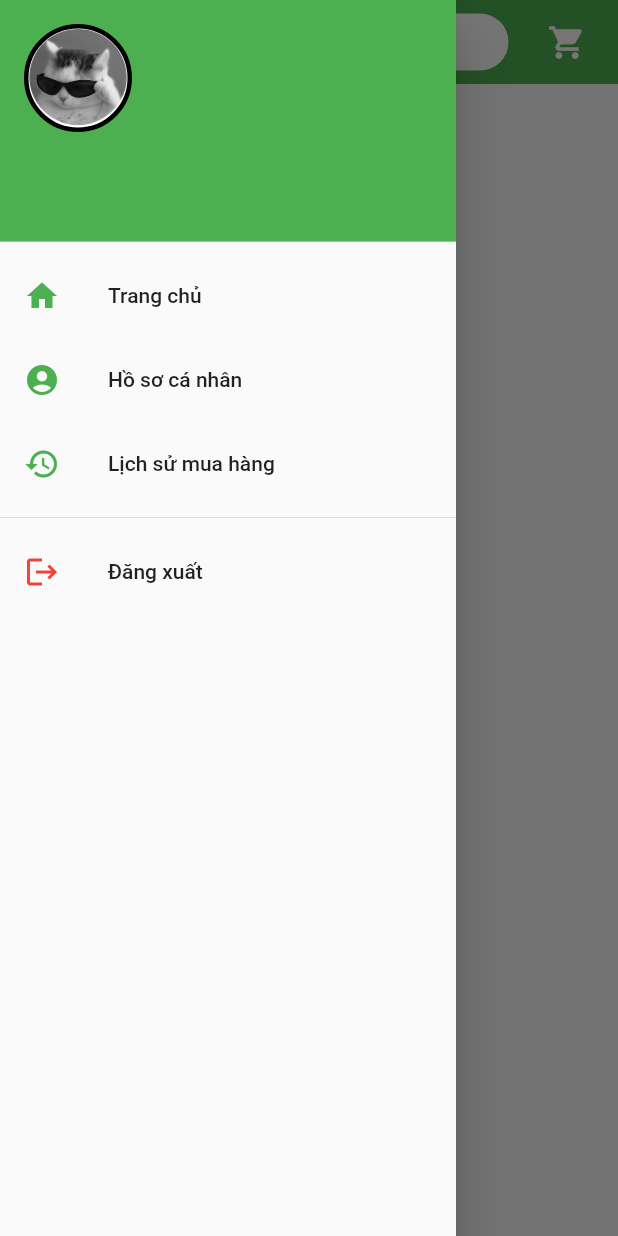
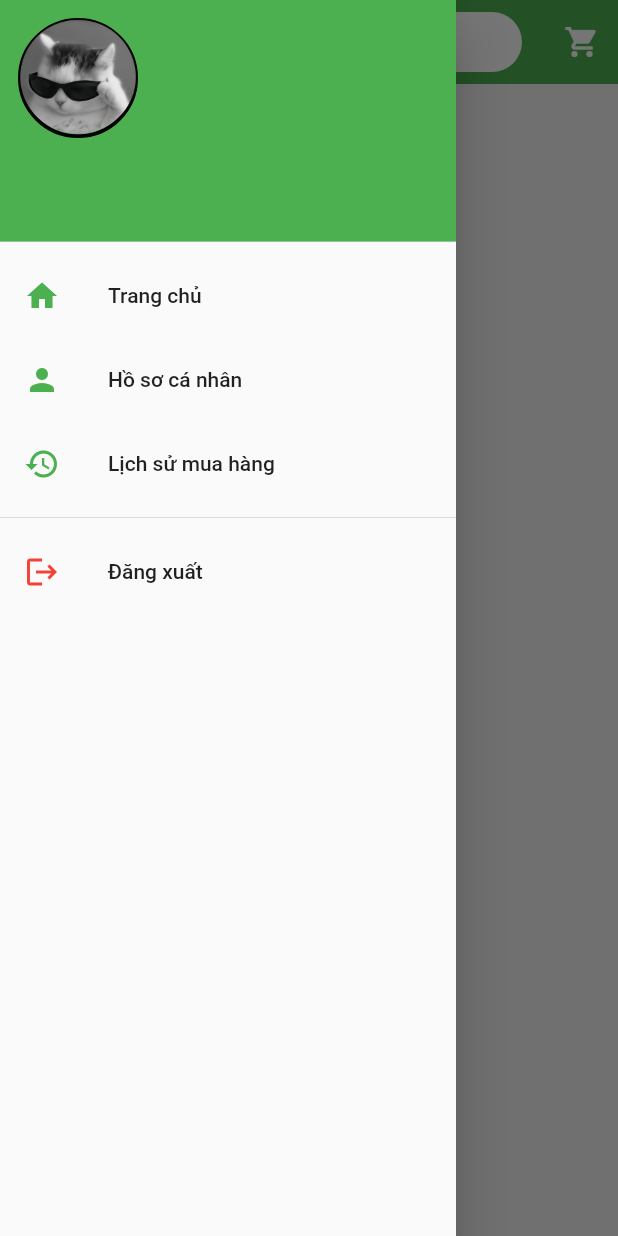
Before and after one commit to sangSS123/Cuoi_ky, a Flutter app: the HomeScreen screen opened by its route, with the side drawer open, on a phone screen of 412 x 824 dp. Run offline on Flutter 3.47's test engine with Material 3 defaults, Android fonts, the phone set to English and light mode, and no system bars; our stand-ins replace cloud_firestore, firebase_auth, firebase_core; accounts and stored records are empty.

Commit message:
sửa giao diện

```diff
--- a/lib/screens/home_screen.dart
+++ b/lib/screens/home_screen.dart
@@ -33,9 +33,11 @@ class _HomeScreenState extends State<HomeScreen> {
   @override
   void initState() {
     super.initState();
+    // Cập nhật giỏ hàng khi vào app
     Future.microtask(() => context.read<CartProvider>().fetchAndSetCart());
   }
 
+  // Chuyển đổi ID danh mục sang tên hiển thị
   String formatCategory(String? id) {
     if (id == 'cay_an_la') return 'Rau';
     if (id == 'cay_an_qua') return 'Cây ăn quả';
@@ -45,61 +47,64 @@ class _HomeScreenState extends State<HomeScreen> {
   @override
   Widget build(BuildContext context) {
     return Scaffold(
+      backgroundColor: Colors.grey[100],
       appBar: AppBar(
         backgroundColor: Colors.green,
         elevation: 0,
-        title: Container(
-          height: 38,
+        title: _buildSearchField(),
+        actions: [_buildCartBadge()],
+      ),
+      drawer: _buildDrawer(),
+      body: Column(
+        children: [
+          _buildCategorySlider(),
+          Expanded(child: _buildProductGrid()),
+        ],
+      ),
+    );
+  }
+
+  // --- WIDGET: THANH TÌM KIẾM TRÊN APPBAR ---
+  Widget _buildSearchField() {
+    return Container(
+      height: 40,
       decoration: BoxDecoration(
         color: Colors.white,
         borderRadius: BorderRadius.circular(20),
       ),
       child: TextField(
         onChanged: (v) => setState(() => searchQuery = v.toLowerCase()),
-            textAlignVertical:
-                TextAlignVertical.center, // Căn giữa chữ theo chiều dọc
+        textAlignVertical: TextAlignVertical.center,
         decoration: const InputDecoration(
           hintText: "Tìm hạt giống...",
-              hintStyle: TextStyle(fontSize: 14, color: Colors.grey),
-              prefixIcon: Icon(Icons.search, color: Colors.green, size: 20),
+          prefixIcon: Icon(Icons.search, color: Colors.green, size: 22),
           border: InputBorder.none,
-              // Điều chỉnh padding để không bị lệch
-              contentPadding: EdgeInsets.symmetric(vertical: 8),
-              isDense: true,
+          contentPadding: EdgeInsets.symmetric(horizontal: 10),
         ),
       ),
-        ),
-        actions: [
-          Consumer<CartProvider>(
+    );
+  }
+
+  // --- WIDGET: ICON GIỎ HÀNG CÓ SỐ LƯỢNG ---
+  Widget _buildCartBadge() {
+    return Consumer<CartProvider>(
       builder: (context, cart, child) => IconButton(
         icon: Badge(
-                label: Text(
-                  cart.itemCount.toString(),
-                  style: const TextStyle(
-                    fontSize: 10,
-                    color: Colors.white,
-                    fontWeight: FontWeight.bold,
-                  ),
-                ),
+          label: Text(cart.itemCount.toString()),
           isLabelVisible: cart.itemCount > 0,
-                backgroundColor: Colors.red,
-                alignment: const AlignmentDirectional(10, -8),
-                child: const Icon(
-                  Icons.shopping_cart,
-                  color: Colors.white,
-                  size: 26,
-                ),
+          child: const Icon(Icons.shopping_cart, color: Colors.white),
         ),
         onPressed: () => Navigator.push(
           context,
           MaterialPageRoute(builder: (context) => const CartScreen()),
         ),
       ),
-          ),
-          const SizedBox(width: 10),
-        ],
-      ),
-      drawer: Drawer(
+    );
+  }
+
+  // --- WIDGET: DRAWER CÓ AVATAR "LÒI KHUNG" ---
+  Widget _buildDrawer() {
+    return Drawer(
       child: StreamBuilder<DocumentSnapshot>(
         stream: FirebaseFirestore.instance
             .collection('users')
@@ -107,13 +112,10 @@ class _HomeScreenState extends State<HomeScreen> {
             .snapshots(),
         builder: (context, snapshot) {
           String name = "Người dùng";
-            String avatarUrl = "";
           String role = "user";
-
           if (snapshot.hasData && snapshot.data!.exists) {
             var data = snapshot.data!.data() as Map<String, dynamic>;
             name = data['fullname'] ?? "Người dùng";
-              avatarUrl = data['avatar'] ?? "";
             role = data['role'] ?? "user";
           }
 
@@ -130,71 +132,61 @@ class _HomeScreenState extends State<HomeScreen> {
                   ),
                 ),
                 accountEmail: Text(user?.email ?? ""),
-                  currentAccountPicture: Center(
-                    child: Container(
-                      width: 75,
-                      height: 75,
+                // PHẦN AVATAR ĐỘC LẬP VỚI KHUNG
+                currentAccountPicture: OverflowBox(
+                  minWidth: 0,
+                  minHeight: 0,
+                  maxWidth: double.infinity,
+                  maxHeight: double.infinity,
+                  child: Stack(
+                    alignment: Alignment.center,
+                    clipBehavior: Clip.none, // Cho phép ảnh lòi ra ngoài Stack
+                    children: [
+                      // 1. Khung viền trắng (Cố định 80x80)
+                      Container(
+                        width: 80,
+                        height: 80,
                         decoration: BoxDecoration(
                           shape: BoxShape.circle,
-                        color: Colors.white,
-                        border: Border.all(color: Colors.black, width: 3),
+                          border: Border.all(color: Colors.black, width: 2.5),
                         ),
-                      child: OverflowBox(
-                        maxWidth: double.infinity,
-                        maxHeight: double.infinity,
-                        child: ClipOval(
-                          child: avatarUrl.isNotEmpty
-                              ? Image.network(
-                                  avatarUrl,
-                                  width: 95,
-                                  height: 95,
-                                  fit: BoxFit.cover,
-                                )
-                              : Image.asset(
+                      ),
+                      // 2. Avatar Mèo (Chỉnh size ở đây để thấy hiệu ứng lòi khung)
+                      ClipOval(
+                        child: Image.asset(
                           'assets/user_avatar.png',
-                                  width: 95,
-                                  height: 95,
+                          width:
+                              113, // Bạn có thể chỉnh lên 150, 200 để thấy nó lòi ra rõ rệt
+                          height: 113,
                           fit: BoxFit.cover,
                         ),
                       ),
+                    ],
                   ),
                 ),
               ),
+              _drawerTile(
+                Icons.home,
+                "Trang chủ",
+                () => Navigator.pop(context),
               ),
-                ListTile(
-                  leading: const Icon(Icons.home, color: Colors.green),
-                  title: const Text("Trang chủ"),
-                  onTap: () => Navigator.pop(context),
+              _drawerTile(
+                Icons.person,
+                "Hồ sơ cá nhân",
+                () => Navigator.push(
+                  context,
+                  MaterialPageRoute(builder: (c) => const ProfileScreen()),
                 ),
-                ListTile(
-                  leading: const Icon(
-                    Icons.account_circle,
-                    color: Colors.green,
               ),
-                  title: const Text("Hồ sơ cá nhân"),
-                  onTap: () {
-                    Navigator.pop(context);
-                    Navigator.push(
+              _drawerTile(
+                Icons.history,
+                "Lịch sử mua hàng",
+                () => Navigator.push(
                   context,
-                      MaterialPageRoute(
-                        builder: (context) => const ProfileScreen(),
+                  MaterialPageRoute(builder: (c) => const HistoryScreen()),
                 ),
-                    );
-                  },
               ),
-                ListTile(
-                  leading: const Icon(Icons.history, color: Colors.green),
-                  title: const Text("Lịch sử mua hàng"),
-                  onTap: () {
-                    Navigator.pop(context);
-                    Navigator.push(
-                      context,
-                      MaterialPageRoute(
-                        builder: (context) => const HistoryScreen(),
-                      ),
-                    );
-                  },
-                ),
+
               if (role == 'admin') ...[
                 const Divider(),
                 const Padding(
@@ -208,82 +200,80 @@ class _HomeScreenState extends State<HomeScreen> {
                     ),
                   ),
                 ),
-                  ListTile(
-                    leading: const Icon(Icons.inventory, color: Colors.orange),
-                    title: const Text("Quản lý mặt hàng"),
-                    onTap: () {
-                      Navigator.pop(context);
-                      Navigator.push(
+                _drawerTile(
+                  Icons.inventory,
+                  "Quản lý mặt hàng",
+                  () => Navigator.push(
+                    context,
+                    MaterialPageRoute(builder: (c) => const AdminProductList()),
+                  ),
+                  color: Colors.orange,
+                ),
+                _drawerTile(
+                  Icons.assignment,
+                  "Quản lý đơn hàng",
+                  () => Navigator.push(
                     context,
                     MaterialPageRoute(
-                          builder: (context) => const AdminProductList(),
+                      builder: (c) => const AdminOrdersScreen(),
                     ),
-                      );
-                    },
                   ),
-                  ListTile(
-                    leading: const Icon(Icons.assignment, color: Colors.orange),
-                    title: const Text("Quản lý đơn hàng"),
-                    onTap: () {
-                      Navigator.pop(context);
-                      Navigator.push(
+                  color: Colors.orange,
+                ),
+                _drawerTile(
+                  Icons.people,
+                  "Quản lý người dùng",
+                  () => Navigator.push(
                     context,
                     MaterialPageRoute(
-                          builder: (context) => const AdminOrdersScreen(),
+                      builder: (c) => const AdminUserManagement(),
                     ),
-                      );
-                    },
                   ),
-                  ListTile(
-                    leading: const Icon(Icons.people, color: Colors.blue),
-                    title: const Text("Quản lý người dùng"),
-                    onTap: () {
-                      Navigator.pop(context);
-                      Navigator.push(
+                  color: Colors.blue,
+                ),
+                _drawerTile(
+                  Icons.bar_chart,
+                  "Thống kê doanh thu",
+                  () => Navigator.push(
                     context,
                     MaterialPageRoute(
-                          builder: (context) => const AdminUserManagement(),
+                      builder: (c) => const RevenueStatsScreen(),
                     ),
-                      );
-                    },
                   ),
-                  ListTile(
-                    leading: const Icon(Icons.bar_chart, color: Colors.purple),
-                    title: const Text("Thống kê doanh thu"),
-                    onTap: () {
-                      Navigator.pop(context);
-                      Navigator.push(
-                        context,
-                        MaterialPageRoute(
-                          builder: (context) => const RevenueStatsScreen(),
-                        ),
-                      );
-                    },
+                  color: Colors.purple,
                 ),
               ],
               const Divider(),
-                ListTile(
-                  leading: const Icon(Icons.logout, color: Colors.red),
-                  title: const Text("Đăng xuất"),
-                  onTap: () async {
+              _drawerTile(Icons.logout, "Đăng xuất", () async {
                 await FirebaseAuth.instance.signOut();
-                    if (!mounted) return;
                 Navigator.pushReplacement(
                   context,
-                      MaterialPageRoute(
-                        builder: (context) => const WelcomeScreen(),
-                      ),
+                  MaterialPageRoute(builder: (c) => const WelcomeScreen()),
                 );
-                  },
-                ),
+              }, color: Colors.red),
             ],
           );
         },
       ),
-      ),
-      body: Column(
-        children: [
-          Container(
+    );
+  }
+
+  Widget _drawerTile(
+    IconData icon,
+    String title,
+    VoidCallback onTap, {
+    Color color = Colors.green,
+  }) {
+    return ListTile(
+      leading: Icon(icon, color: color),
+      title: Text(title),
+      onTap: onTap,
+    );
+  }
+
+  // --- WIDGET: THANH CHỌN DANH MỤC (CHIPS) ---
+  Widget _buildCategorySlider() {
+    return Container(
       height: 60,
       padding: const EdgeInsets.symmetric(vertical: 10),
       child: ListView.builder(
@@ -301,18 +291,19 @@ class _HomeScreenState extends State<HomeScreen> {
               labelStyle: TextStyle(
                 color: isSelected ? Colors.white : Colors.black,
               ),
-                    onSelected: (bool selected) =>
+              onSelected: (val) =>
                   setState(() => selectedCategory = categories[index]),
             ),
           );
         },
       ),
-          ),
-          Expanded(
-            child: StreamBuilder<QuerySnapshot>(
-              stream: FirebaseFirestore.instance
-                  .collection('products')
-                  .snapshots(),
+    );
+  }
+
+  // --- WIDGET: LƯỚI SẢN PHẨM 2 CỘT ---
+  Widget _buildProductGrid() {
+    return StreamBuilder<QuerySnapshot>(
+      stream: FirebaseFirestore.instance.collection('products').snapshots(),
       builder: (context, snapshot) {
         if (!snapshot.hasData)
           return const Center(child: CircularProgressIndicator());
@@ -320,29 +311,35 @@ class _HomeScreenState extends State<HomeScreen> {
         var docs = snapshot.data!.docs.where((d) {
           var data = d.data() as Map<String, dynamic>;
           String name = (data['name'] ?? "").toString().toLowerCase();
-                  String categoryName = formatCategory(data['id_category']);
           return name.contains(searchQuery) &&
               (selectedCategory == "Tất cả" ||
-                          categoryName == selectedCategory);
+                  formatCategory(data['id_category']) == selectedCategory);
         }).toList();
 
         return GridView.builder(
-                  padding: const EdgeInsets.all(10),
+          padding: const EdgeInsets.all(12),
           gridDelegate: const SliverGridDelegateWithFixedCrossAxisCount(
-                    crossAxisCount: 3,
-                    childAspectRatio: 0.58,
-                    crossAxisSpacing: 10,
-                    mainAxisSpacing: 10,
+            crossAxisCount: 2,
+            childAspectRatio: 0.72,
+            crossAxisSpacing: 12,
+            mainAxisSpacing: 12,
           ),
           itemCount: docs.length,
           itemBuilder: (context, index) {
             var data = docs[index].data() as Map<String, dynamic>;
             bool isOutOfStock = (data['quantity'] ?? 0) <= 0;
 
-                    return Card(
-                      elevation: 2,
-                      shape: RoundedRectangleBorder(
-                        borderRadius: BorderRadius.circular(12),
+            return Container(
+              decoration: BoxDecoration(
+                color: Colors.white,
+                borderRadius: BorderRadius.circular(15),
+                boxShadow: [
+                  BoxShadow(
+                    color: Colors.black.withOpacity(0.05),
+                    blurRadius: 10,
+                    offset: const Offset(0, 5),
+                  ),
+                ],
               ),
               child: Column(
                 children: [
@@ -351,66 +348,69 @@ class _HomeScreenState extends State<HomeScreen> {
                       onTap: () => Navigator.push(
                         context,
                         MaterialPageRoute(
-                                  builder: (context) => ProductDetailScreen(
+                          builder: (c) => ProductDetailScreen(
                             product: {...data, 'id': docs[index].id},
                           ),
                         ),
                       ),
-                              child: Column(
-                                children: [
-                                  Expanded(
                       child: ClipRRect(
                         borderRadius: const BorderRadius.vertical(
-                                        top: Radius.circular(12),
+                          top: Radius.circular(15),
                         ),
-                                      child: Image.network(
+                        child: Stack(
+                          children: [
+                            Image.network(
                               data['image'] ?? "",
+                              width: double.infinity,
+                              height: double.infinity,
                               fit: BoxFit.cover,
-                                        width: double.infinity,
-                                        errorBuilder: (c, e, s) => const Icon(
-                                          Icons.image_not_supported,
+                            ),
+                            if (isOutOfStock)
+                              Container(
+                                color: Colors.black45,
+                                child: const Center(
+                                  child: Text(
+                                    "HẾT HÀNG",
+                                    style: TextStyle(
+                                      color: Colors.white,
+                                      fontWeight: FontWeight.bold,
                                     ),
                                   ),
-                                    ),
-                                  ),
-                                  Padding(
-                                    padding: const EdgeInsets.all(4),
-                                    child: Column(
-                                      children: [
-                                        Text(
-                                          data['name'] ?? "",
-                                          style: const TextStyle(
-                                            fontSize: 10,
-                                            fontWeight: FontWeight.bold,
-                                          ),
-                                          maxLines: 1,
-                                          overflow: TextOverflow.ellipsis,
-                                        ),
-                                        Text(
-                                          "${data['price']}đ",
-                                          style: const TextStyle(
-                                            fontSize: 10,
-                                            color: Colors.red,
-                                          ),
-                                        ),
-                                      ],
                                 ),
                               ),
                           ],
                         ),
                       ),
                     ),
-                          ElevatedButton(
+                  ),
+                  Padding(
+                    padding: const EdgeInsets.all(8.0),
+                    child: Column(
+                      children: [
+                        Text(
+                          data['name'] ?? "",
+                          style: const TextStyle(fontWeight: FontWeight.bold),
+                          maxLines: 1,
+                          overflow: TextOverflow.ellipsis,
+                        ),
+                        const SizedBox(height: 4),
+                        Text(
+                          "${data['price']}đ",
+                          style: const TextStyle(
+                            color: Colors.redAccent,
+                            fontWeight: FontWeight.bold,
+                          ),
+                        ),
+                        const SizedBox(height: 8),
+                        SizedBox(
+                          width: double.infinity,
+                          child: ElevatedButton(
                             style: ElevatedButton.styleFrom(
                               backgroundColor: isOutOfStock
                                   ? Colors.grey
                                   : Colors.green,
-                              minimumSize: const Size(double.infinity, 32),
-                              shape: const RoundedRectangleBorder(
-                                borderRadius: BorderRadius.vertical(
-                                  bottom: Radius.circular(12),
-                                ),
-                              ),
+                              shape: const StadiumBorder(),
+                              elevation: 0,
                             ),
                             onPressed: isOutOfStock
                                 ? null
@@ -421,13 +421,10 @@ class _HomeScreenState extends State<HomeScreen> {
                                       data['name'],
                                       data['image'],
                                     );
-                                    ScaffoldMessenger.of(
-                                      context,
-                                    ).hideCurrentSnackBar();
                                     ScaffoldMessenger.of(context).showSnackBar(
                                       SnackBar(
                                         content: Text(
-                                          'Đã thêm "${data['name']}" vào giỏ',
+                                          'Đã thêm ${data['name']}',
                                         ),
                                         duration: const Duration(seconds: 1),
                                         backgroundColor: Colors.green,
@@ -437,9 +434,13 @@ class _HomeScreenState extends State<HomeScreen> {
                             child: Text(
                               isOutOfStock ? "HẾT" : "MUA",
                               style: const TextStyle(
-                                fontSize: 11,
                                 color: Colors.white,
+                                fontWeight: FontWeight.bold,
                               ),
+                            ),
+                          ),
+                        ),
+                      ],
                     ),
                   ),
                 ],
@@ -448,10 +449,6 @@ class _HomeScreenState extends State<HomeScreen> {
           },
         );
       },
-            ),
-          ),
-        ],
-      ),
     );
   }
 }
```
Also changed, not shown: lib/screens/profile_screen.dart (+107 -48 lines). Lines whose indentation alone changed are shown as unchanged.
